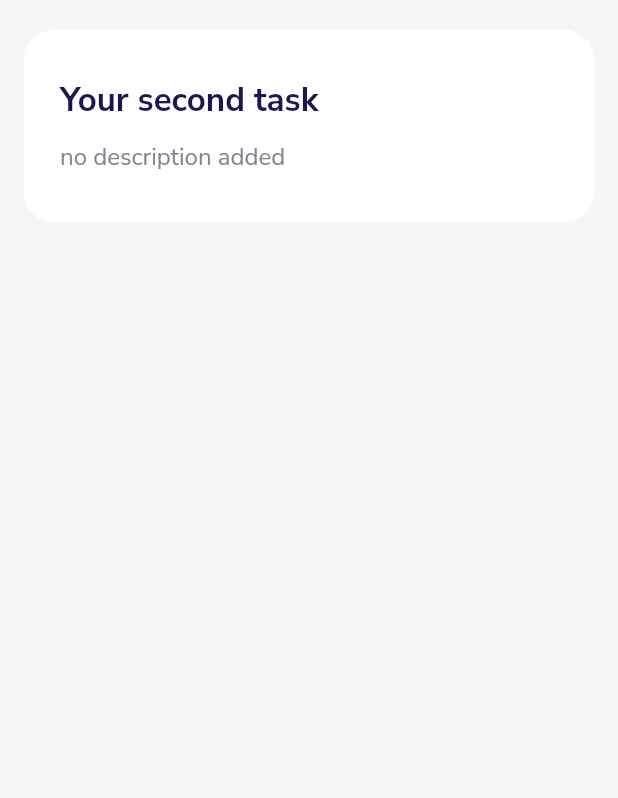
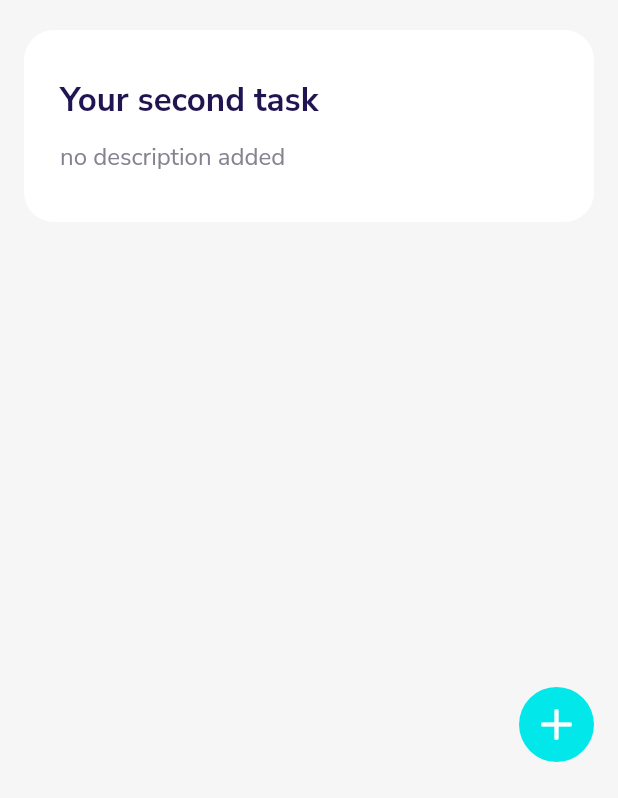
Before and after one commit to aakritsubedi/todoist, a Flutter app: the screen it shows after launch, on a phone screen of 412 x 824 dp, the part 438-1236 px from its top. Run offline on Flutter 3.47's test engine with Material 2 defaults, Android fonts, the phone set to English and light mode, and no system bars; our stand-ins replace google_fonts.

```diff
--- a/lib/pages/home.dart
+++ b/lib/pages/home.dart
@@ -40,6 +40,21 @@ class _MyHomePageState extends State<MyHomePage> {
                     )
                   ],
                 ),
+                Positioned(
+                  bottom: 0.0,
+                  right: 0.0,
+                  child: Container(
+                    height: 50.0,
+                    width: 50.0,
+                    decoration: BoxDecoration(
+                      color: Color(0xFF02e7ea),
+                      borderRadius: BorderRadius.circular(25.0)
+                    ),
+                    child: Image(
+                      image: AssetImage('assets/images/add_icon.png'),
+                    )
+                  ),
+                )
               ],
             ),
           ),
```
Also changed, not shown: 2 other files.
